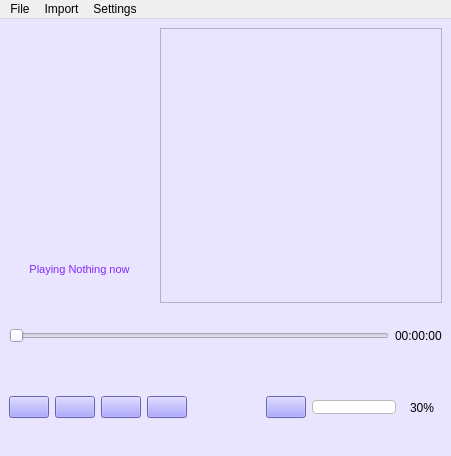
The window that mainwindow.ui (CrystallisR/QtBasedMusicPlayer) describes before a commit, drawn with Qt 5.
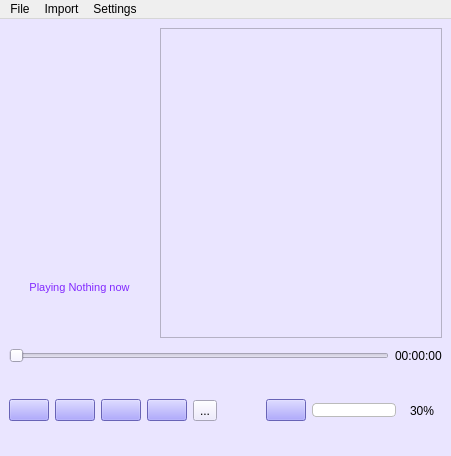
The same window after the commit. Icons and pictures are not drawn.

Commit message: Add Mode Selection, order, shuffle & repeat, update menu ui

What changed in the file:
```diff
--- a/mainwindow.ui
+++ b/mainwindow.ui
@@ -23,9 +23,9 @@
    <property name="styleSheet">
     <string notr="true">background-color: rgb(234, 229, 255);</string>
    </property>
-   <layout class="QVBoxLayout" name="verticalLayout_2" stretch="2,1">
+   <layout class="QVBoxLayout" name="verticalLayout_2" stretch="3,1">
     <item>
-     <layout class="QGridLayout" name="gridLayout" rowstretch="3,1" columnstretch="1,2">
+     <layout class="QGridLayout" name="gridLayout" rowstretch="2,1" columnstretch="1,2">
       <property name="horizontalSpacing">
        <number>10</number>
       </property>
@@ -210,7 +210,7 @@
      </layout>
     </item>
     <item>
-     <layout class="QVBoxLayout" name="verticalLayout" stretch="2,3">
+     <layout class="QVBoxLayout" name="verticalLayout" stretch="1,3">
       <item>
        <layout class="QHBoxLayout" name="horizontalLayout">
         <item>
@@ -346,6 +346,23 @@
           </property>
          </widget>
         </item>
+        <item>
+         <widget class="QToolButton" name="modeButton">
+          <property name="text">
+           <string>...</string>
+          </property>
+          <property name="icon">
+           <iconset resource="icons.qrc">
+            <normaloff>:/icons/res/loopmodec.png</normaloff>:/icons/res/loopmodec.png</iconset>
+          </property>
+          <property name="iconSize">
+           <size>
+            <width>40</width>
+            <height>40</height>
+           </size>
+          </property>
+         </widget>
+        </item>
         <item>
          <spacer name="horizontalSpacer">
           <property name="orientation">
```
Left out of the diff: 3 changed lines with no effect on the pictures. The commit also changes 10 other files.
